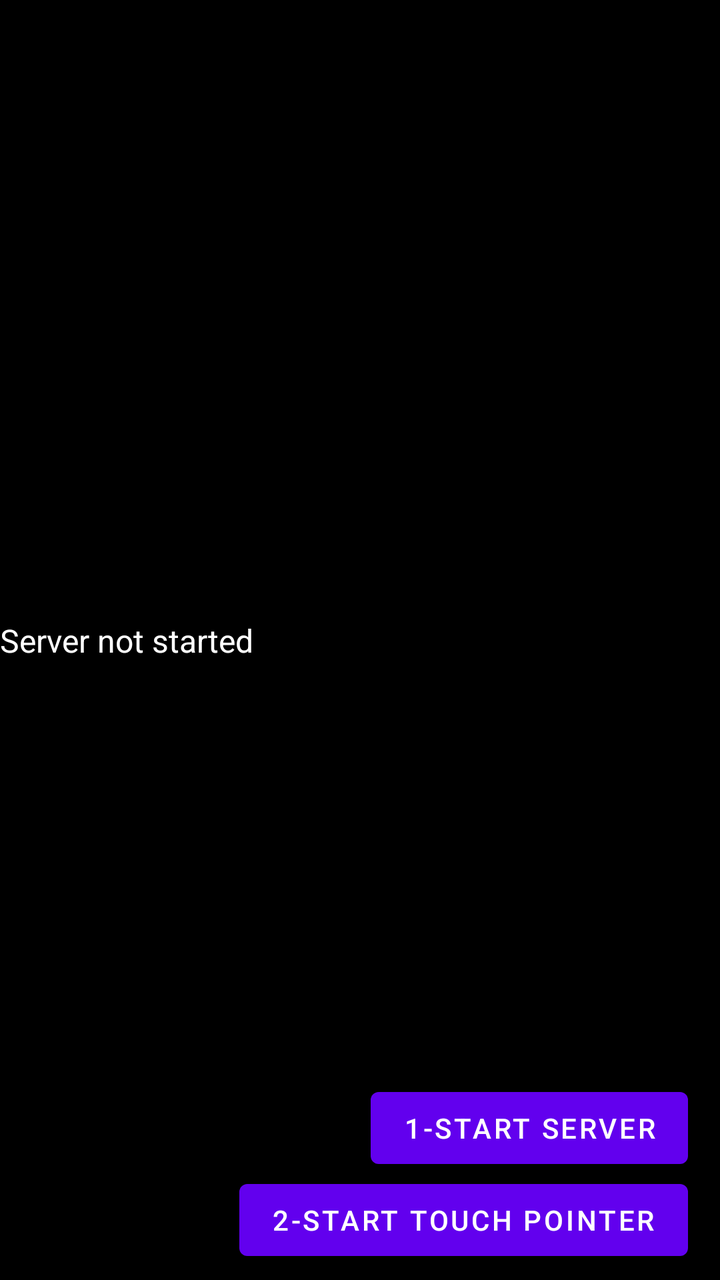
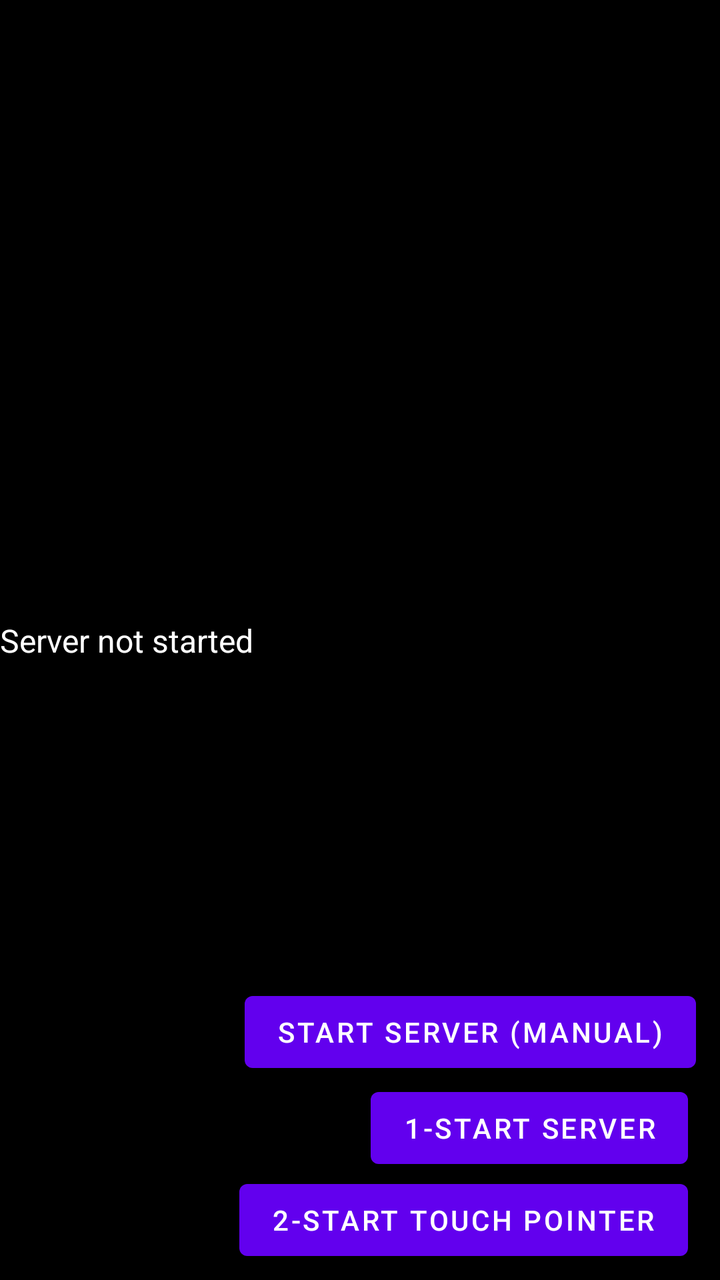

Before-and-after screenshots of an Android layout around one commit, followed by the original layout XML and the change that was made.
<!-- AndroidManifest.xml: application theme Theme.XtMapper -->
<!-- res/layout/activity_main.xml -->
<?xml version="1.0" encoding="utf-8"?>
<androidx.constraintlayout.widget.ConstraintLayout xmlns:android="http://schemas.android.com/apk/res/android"
    xmlns:app="http://schemas.android.com/apk/res-auto"
    xmlns:tools="http://schemas.android.com/tools"
    android:id="@+id/activity_mouse_jnicallback"
    android:layout_width="match_parent"
    android:layout_height="match_parent"
    android:background="@android:color/background_dark"
    tools:context=".MainActivity">

    <TextView
        android:id="@+id/mouseView"
        android:layout_width="match_parent"
        android:layout_height="wrap_content"
        android:isScrollContainer="true"
        android:scrollHorizontally="true"
        android:text="@string/run_script_info"
        android:textAppearance="@android:style/TextAppearance.Material.Large"
        android:textColor="@color/white"
        android:textSize="16sp"
        app:layout_constraintBottom_toBottomOf="@+id/activity_mouse_jnicallback"
        app:layout_constraintLeft_toLeftOf="@+id/activity_mouse_jnicallback"
        app:layout_constraintRight_toRightOf="@+id/activity_mouse_jnicallback"
        app:layout_constraintTop_toTopOf="@+id/activity_mouse_jnicallback"
        tools:layout_constraintBottom_creator="0"
        tools:layout_constraintLeft_creator="0"
        tools:layout_constraintRight_creator="0"
        tools:layout_constraintTop_creator="0" />

    <Button
        android:id="@+id/startServer"
        android:layout_width="wrap_content"
        android:layout_height="wrap_content"
        android:layout_marginEnd="16dp"
        android:layout_marginBottom="52dp"
        android:text="@string/start_server"
        app:layout_constraintBottom_toBottomOf="parent"
        app:layout_constraintEnd_toEndOf="parent" />

    <Button
        android:id="@+id/startPointer"
        android:layout_width="wrap_content"
        android:layout_height="wrap_content"
        android:layout_marginEnd="16dp"
        android:layout_marginBottom="6dp"
        android:text="@string/start_touch_pointer"
        app:layout_constraintBottom_toBottomOf="parent"
        app:layout_constraintEnd_toEndOf="parent" />

</androidx.constraintlayout.widget.ConstraintLayout>
<!-- resources referenced by this layout -->
<resources>
  <color name="white">#FFFFFFFF</color>
  <string name="run_script_info">Server not started</string>
  <string name="start_server">1-Start server</string>
  <string name="start_touch_pointer">2-Start touch pointer</string>
  <style name="Theme.XtMapper" parent="Theme.MaterialComponents.DayNight.DarkActionBar">
          
          <item name="colorPrimary">@color/purple_500</item>
          <item name="colorPrimaryVariant">@color/purple_700</item>
          <item name="colorOnPrimary">@color/white</item>
          
          <item name="colorSecondary">@color/teal_200</item>
          <item name="colorSecondaryVariant">@color/teal_700</item>
          <item name="colorOnSecondary">@color/black</item>
          
          <item name="android:statusBarColor" tools:targetApi="l">?attr/colorPrimaryVariant</item>
          
      </style>
  <color name="purple_500">#FF6200EE</color>
  <color name="purple_700">#FF3700B3</color>
  <color name="teal_200">#FF03DAC5</color>
  <color name="teal_700">#FF018786</color>
  <color name="black">#FF000000</color>
</resources>

<!-- the commit's change to res/layout/activity_main.xml (unified diff, before → after) -->
@@ -38,6 +38,16 @@
         app:layout_constraintEnd_toEndOf="parent" />
 
     <Button
+        android:id="@+id/startServerM"
+        android:layout_width="wrap_content"
+        android:layout_height="wrap_content"
+        android:layout_marginEnd="12dp"
+        android:layout_marginBottom="100dp"
+        android:text="@string/start_server_manual"
+        app:layout_constraintBottom_toBottomOf="parent"
+        app:layout_constraintEnd_toEndOf="parent" />
+
+    <Button
         android:id="@+id/startPointer"
         android:layout_width="wrap_content"
         android:layout_height="wrap_content"
<!-- resource entries referenced after the edit -->
@@ -3,6 +3,7 @@
   <color name="white">#FFFFFFFF</color>
   <string name="run_script_info">Server not started</string>
   <string name="start_server">1-Start server</string>
+  <string name="start_server_manual">Start server (manual)</string>
   <string name="start_touch_pointer">2-Start touch pointer</string>
   <style name="Theme.XtMapper" parent="Theme.MaterialComponents.DayNight.DarkActionBar">
           
